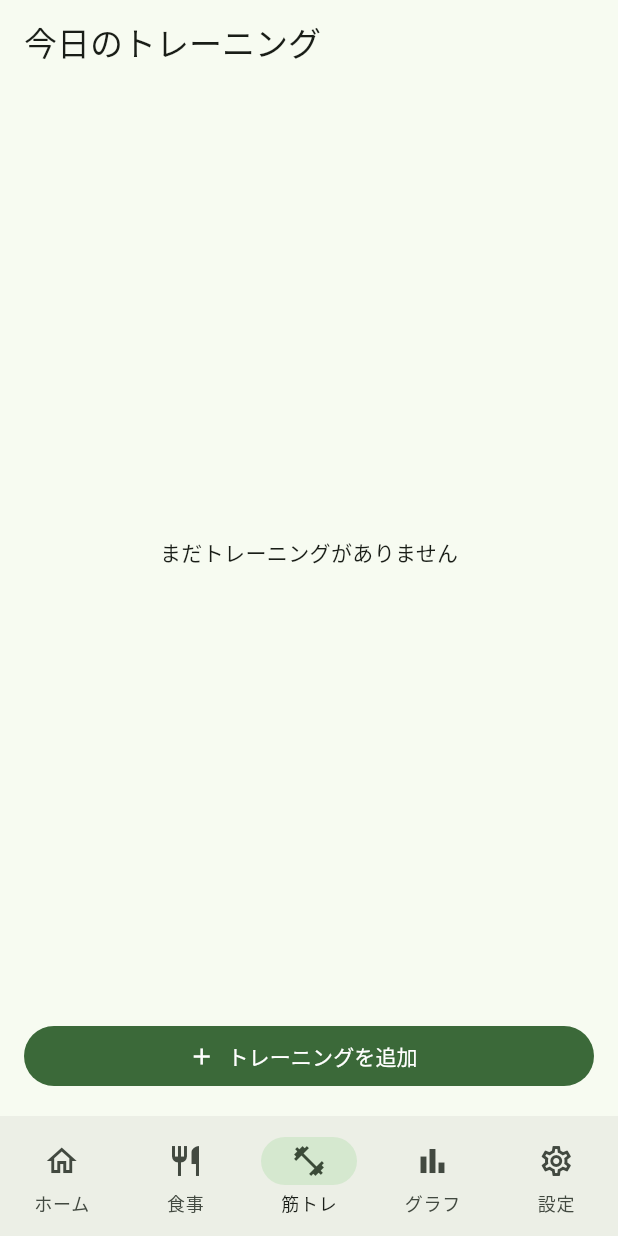
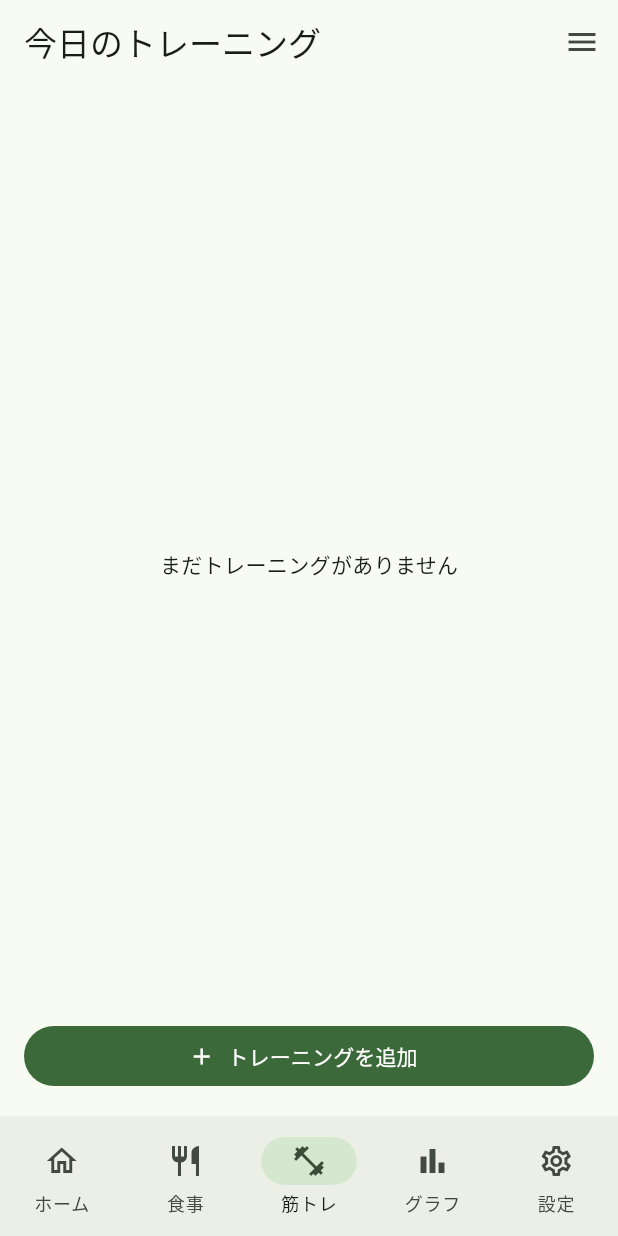
Before and after one commit to GRe4N-BOYZ/fitmeal_ai, a Flutter app: the screen it shows after launch, item 3 of the bottom bar chosen, on a phone screen of 412 x 824 dp. Run offline on Flutter 3.47's test engine with Material 3 defaults, Android fonts, the phone set to English and light mode, and no system bars.

Commit message:
Add workout menu creation

```diff
--- a/lib/screens/workout/workout_screen.dart
+++ b/lib/screens/workout/workout_screen.dart
@@ -1,23 +1,51 @@
 import 'package:flutter/material.dart';
 
+import 'workout_menu_screen.dart';
 import '../../models/workout.dart';
 import 'add_workout_screen.dart';
 
 class WorkoutScreen extends StatefulWidget {
-  const WorkoutScreen({super.key});
+  final List<String>? selectedExercises;
+
+  const WorkoutScreen({super.key, this.selectedExercises});
 
   @override
   State<WorkoutScreen> createState() => _WorkoutScreenState();
 }
 
 class _WorkoutScreenState extends State<WorkoutScreen> {
+  late final List<String> selectedExercises;
   final List<Workout> workouts = [];
+
+  @override
+  void initState() {
+    super.initState();
+
+    selectedExercises = widget.selectedExercises ?? [];
+  }
 
   @override
   Widget build(BuildContext context) {
     return Scaffold(
       appBar: AppBar(
         title: const Text("今日のトレーニング"),
+
+        actions: [
+          IconButton(
+            onPressed: () {
+              Navigator.push(
+                context,
+                MaterialPageRoute(
+                  builder: (context) => const WorkoutMenuScreen(),
+                ),
+              );
+            },
+
+            icon: const Icon(Icons.menu),
+
+            tooltip: "トレーニングメニュー",
+          ),
+        ],
       ),
 
       body: Padding(
@@ -25,23 +53,45 @@ class _WorkoutScreenState extends State<WorkoutScreen> {
 
         child: Column(
           children: [
+            if (selectedExercises.isNotEmpty)
+              Card(
+                child: Padding(
+                  padding: const EdgeInsets.all(16),
+
+                  child: Column(
+                    crossAxisAlignment: CrossAxisAlignment.start,
+
+                    children: [
+                      const Text(
+                        "今日のメニュー",
+
+                        style: TextStyle(
+                          fontSize: 18,
+                          fontWeight: FontWeight.bold,
+                        ),
+                      ),
+
+                      const SizedBox(height: 8),
+
+                      for (final exercise in selectedExercises)
+                        Text("・$exercise"),
+                    ],
+                  ),
+                ),
+              ),
+
+            const SizedBox(height: 16),
+
             Expanded(
               child: workouts.isEmpty
-                  ? const Center(
-                      child: Text(
-                        "まだトレーニングがありません",
-                      ),
-                    )
+                  ? const Center(child: Text("まだトレーニングがありません"))
                   : ListView.builder(
                       itemCount: workouts.length,
 
                       itemBuilder: (context, index) {
                         final workout = workouts[index];
 
-                        return _buildWorkoutCard(
-                          workout,
-                          index,
-                        );
+                        return _buildWorkoutCard(workout, index);
                       },
                     ),
             ),
@@ -65,14 +115,8 @@ class _WorkoutScreenState extends State<WorkoutScreen> {
     );
   }
 
-  Widget _buildWorkoutCard(
-    Workout workout,
-    int index,
-  ) {
-    final previousWorkout = _findPreviousWorkout(
-      workout,
-      index,
-    );
+  Widget _buildWorkoutCard(Workout workout, int index) {
+    final previousWorkout = _findPreviousWorkout(workout, index);
 
     return Card(
       margin: const EdgeInsets.only(bottom: 12),
@@ -107,9 +151,7 @@ class _WorkoutScreenState extends State<WorkoutScreen> {
               const Text(
                 "前回の記録",
 
-                style: TextStyle(
-                  fontWeight: FontWeight.bold,
-                ),
+                style: TextStyle(fontWeight: FontWeight.bold),
               ),
 
               const SizedBox(height: 4),
@@ -120,20 +162,12 @@ class _WorkoutScreenState extends State<WorkoutScreen> {
                 "${previousWorkout.sets}セット",
               ),
 
-              Text(
-                "RIR ${previousWorkout.rir}",
-              ),
+              Text("RIR ${previousWorkout.rir}"),
 
               const Divider(height: 24),
             ],
 
-            const Text(
-              "今回",
-
-              style: TextStyle(
-                fontWeight: FontWeight.bold,
-              ),
-            ),
+            const Text("今回", style: TextStyle(fontWeight: FontWeight.bold)),
 
             const SizedBox(height: 4),
 
@@ -143,34 +177,24 @@ class _WorkoutScreenState extends State<WorkoutScreen> {
               "${workout.sets}セット",
             ),
 
-            Text(
-              "RIR ${workout.rir}",
-            ),
+            Text("RIR ${workout.rir}"),
 
             if (previousWorkout != null)
-              _buildProgressMessage(
-                previousWorkout,
-                workout,
-              ),
+              _buildProgressMessage(previousWorkout, workout),
           ],
         ),
       ),
     );
   }
 
-  Widget _buildProgressMessage(
-    Workout previous,
-    Workout current,
-  ) {
+  Widget _buildProgressMessage(Workout previous, Workout current) {
     if (current.weight > previous.weight) {
       return const Padding(
         padding: EdgeInsets.only(top: 12),
 
         child: Text(
           "🔥 前回より重量UP！",
-          style: TextStyle(
-            fontWeight: FontWeight.bold,
-          ),
+          style: TextStyle(fontWeight: FontWeight.bold),
         ),
       );
     }
@@ -181,9 +205,7 @@ class _WorkoutScreenState extends State<WorkoutScreen> {
 
         child: Text(
           "📈 前回より回数UP！",
-          style: TextStyle(
-            fontWeight: FontWeight.bold,
-          ),
+          style: TextStyle(fontWeight: FontWeight.bold),
         ),
       );
     }
@@ -191,15 +213,11 @@ class _WorkoutScreenState extends State<WorkoutScreen> {
     return const SizedBox.shrink();
   }
 
-  Workout? _findPreviousWorkout(
-    Workout current,
-    int currentIndex,
-  ) {
+  Workout? _findPreviousWorkout(Workout current, int currentIndex) {
     for (int i = currentIndex - 1; i >= 0; i--) {
       final workout = workouts[i];
 
-      if (workout.exerciseName ==
-          current.exerciseName) {
+      if (workout.exerciseName == current.exerciseName) {
         return workout;
       }
     }
@@ -208,14 +226,10 @@ class _WorkoutScreenState extends State<WorkoutScreen> {
   }
 
   Future<void> _addWorkout() async {
-    final Workout? workout =
-        await Navigator.push<Workout>(
+    final Workout? workout = await Navigator.push<Workout>(
       context,
 
-      MaterialPageRoute(
-        builder: (context) =>
-            const AddWorkoutScreen(),
-      ),
+      MaterialPageRoute(builder: (context) => const AddWorkoutScreen()),
     );
 
     if (workout == null) {
```
Also changed, not shown: lib/models/workout_menu.dart (added, +9 -0 lines), lib/screens/workout/create_workout_menu_screen.dart (added, +192 -0 lines), lib/screens/workout/workout_menu_screen.dart (added, +107 -0 lines), 1 other file.
